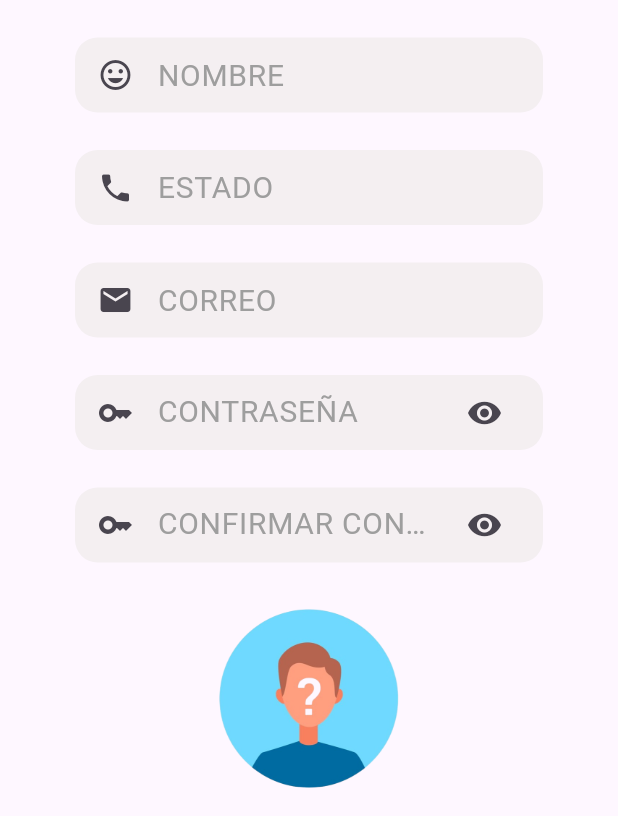
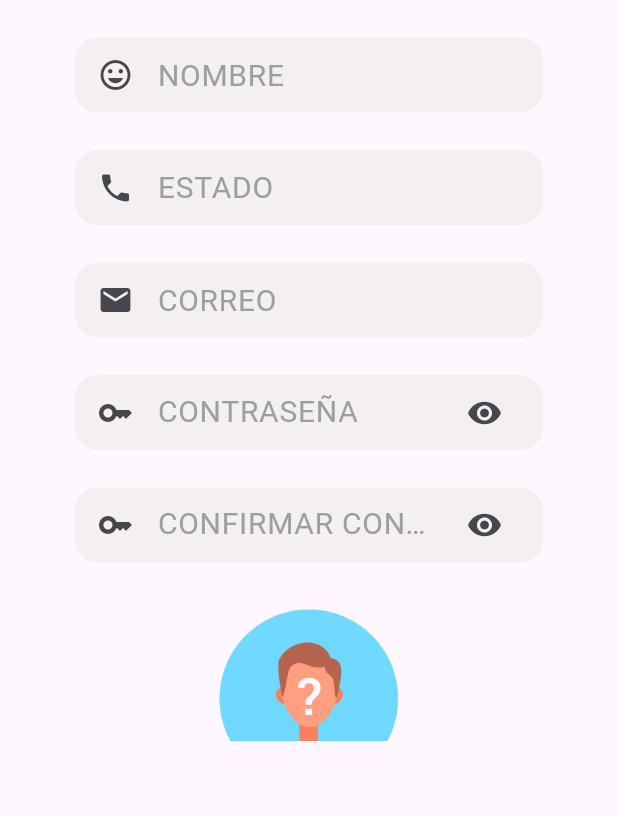
Before and after one commit to LuisCastle08/aprende_a_decirlo, a Flutter app: the Login screen opened directly, after a tap on "REGISTRARSE", on a phone screen of 412 x 824 dp, the part 420-1236 px from its top. Run offline on Flutter 3.47's test engine with Material 3 defaults, Android fonts, the phone set to English and light mode, and no system bars; our stand-ins replace cloud_firestore, firebase_core, firebase_storage, image_picker, video_player, youtube_player_flutter; accounts and stored records are empty.

Commit message:
[Luis]-Auth: Arreglo de margenes en Login y Registro

```diff
--- a/lib/auth/login/login.dart
+++ b/lib/auth/login/login.dart
@@ -161,7 +161,7 @@ class Login extends StatelessWidget {
                       ),
                     ),
                     const SizedBox(
-                      height: 90,
+                      height: 20,
                     ),
                     const Text(
                       '¿Todavia no tienes cuenta?',
--- a/lib/auth/register/register.dart
+++ b/lib/auth/register/register.dart
@@ -27,8 +27,7 @@ class _RegisterState extends State<Register> {
 
   @override
   Widget build(BuildContext context) {
-    return SafeArea(
-      child: Scaffold(
+    return Scaffold(
         resizeToAvoidBottomInset: false,
         appBar: AppBar(
           leading: IconButton(
@@ -60,7 +59,7 @@ class _RegisterState extends State<Register> {
           ],
         ),
         body: Container(
-            padding: const EdgeInsets.symmetric(horizontal: 50),
+          padding: const EdgeInsets.only( left: 50, bottom: 50, right: 50),
           child: ListView(
             children: <Widget>[
               const SizedBox(
@@ -223,8 +222,7 @@ class _RegisterState extends State<Register> {
               ),
             ],
           ),
-          )),
-    );
+        ));
   }
 }
 
```
Lines whose indentation alone changed are shown as unchanged.
